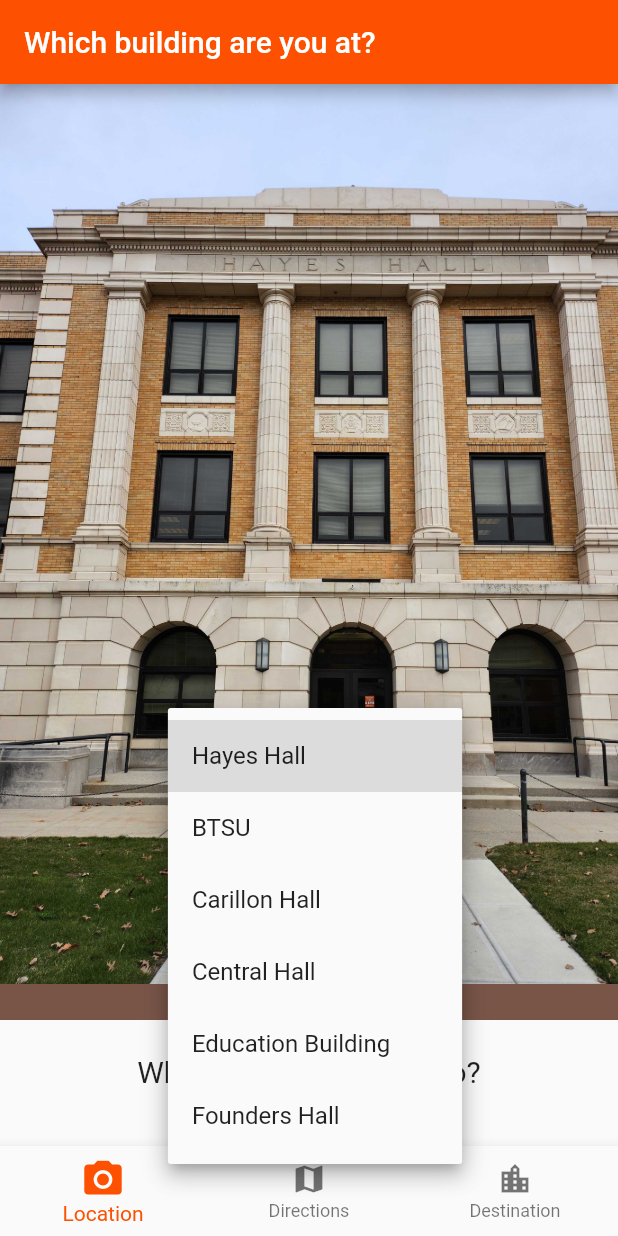
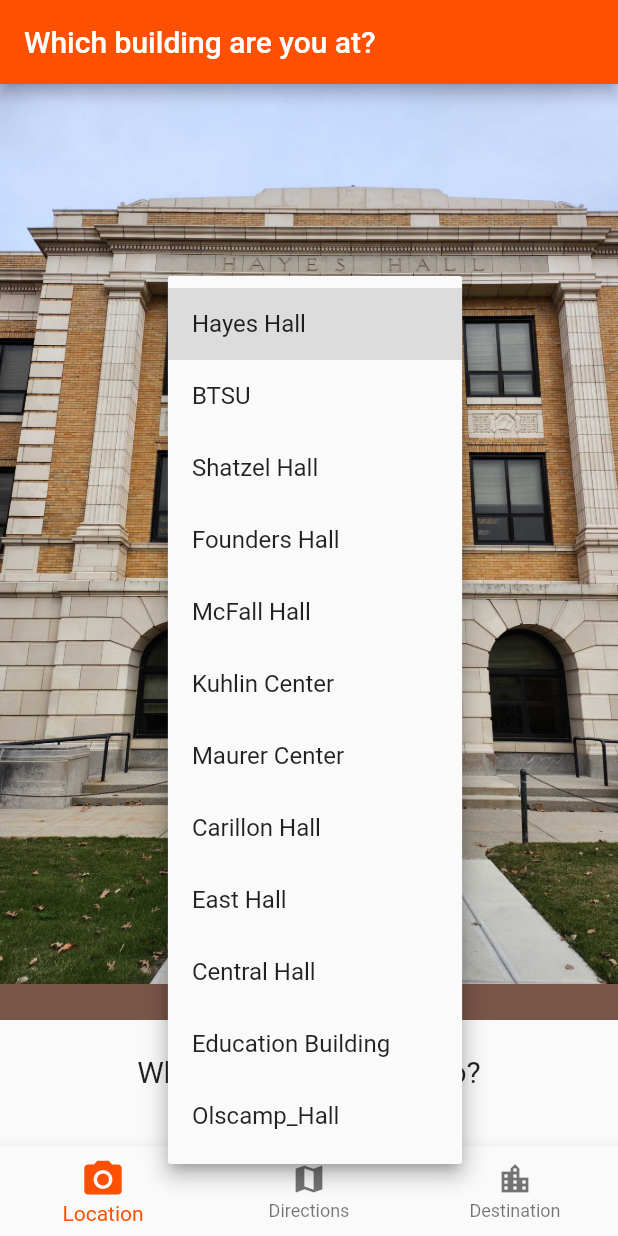
Before and after one commit to ubernerd117/CS23_YODA, a Flutter app: the screen it shows after launch, after a tap on the "arrow drop down" icon, on a phone screen of 412 x 824 dp. Run offline on Flutter 3.47's test engine with Material 2 defaults, Android fonts, the phone set to English and light mode, and no system bars; our stand-ins replace google_maps_flutter.

Commit message:
added rest of the locations to total 12

```diff
--- a/yoda/lib/buildings.dart
+++ b/yoda/lib/buildings.dart
@@ -38,17 +38,54 @@ final List<Building> buildings = [
     latitude: 41.377925,
     longitude: -83.639979,
   ),
+
   Building(
     name: "BTSU",
     imageUrl: "assets/images/BTSU.jpg",
-    latitude: 41.377925,
-    longitude: -83.639979,
+    latitude: 41.377455,
+    longitude: -83.640271,
+  ),
+  Building(
+    name: "Shatzel Hall",
+    imageUrl: "assets/images/Shatzel_Hall.jpg",
+    latitude: 41.376327,
+    longitude: -83.642559,
+  ),
+  Building(
+    name: "Founders Hall",
+    imageUrl: "assets/images/Founders_Hall.jpg",
+    latitude: 41.375353,
+    longitude: -83.641806,
+  ),
+  Building(
+    name: "McFall Hall",
+    imageUrl: "assets/images/McFall_Hall.jpg",
+    latitude: 41.375654,
+    longitude: -83.640965,
+  ),
+  Building(
+    name: "Kuhlin Center",
+    imageUrl: "assets/images/Kuhlin_Center.jpg",
+    latitude: 41.375126,
+    longitude: -83.640155,
+  ),
+  Building(
+    name: "Maurer Center",
+    imageUrl: "assets/images/Maurer_Center.jpg",
+    latitude: 41.375182,
+    longitude: -83.639148,
   ),
   Building(
     name: "Carillon Hall",
     imageUrl: "assets/images/Carillon_Hall.jpg",
     latitude: 41.375662,
     longitude: -83.637580,
+  ),
+  Building(
+    name: "East Hall",
+    imageUrl: "assets/images/East_Hall.jpg",
+    latitude: 41.376247,
+    longitude: -83.636846,
   ),
   Building(
     name: "Central Hall",
@@ -63,9 +100,9 @@ final List<Building> buildings = [
     longitude: -83.638251,
   ),
   Building(
-    name: "Founders Hall",
-    imageUrl: "assets/images/Founders_Hall.jpg",
-    latitude: 41.375353,
-    longitude: -83.641806,
+    name: "Olscamp_Hall",
+    imageUrl: "assets/images/Olscamp_Hall.jpg",
+    latitude: 41.377968,
+    longitude: -83.637480,
   ),
 ];
```
